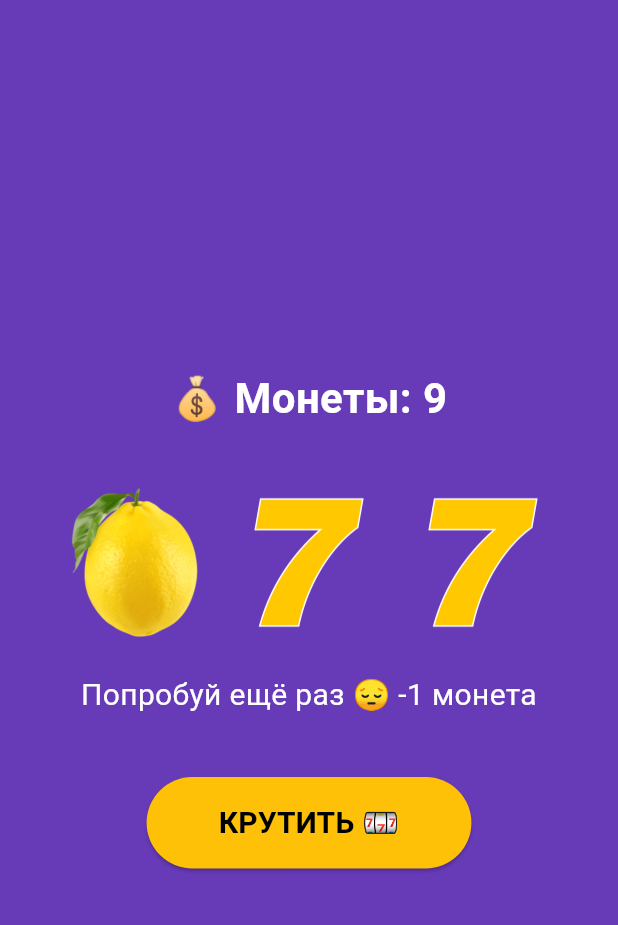
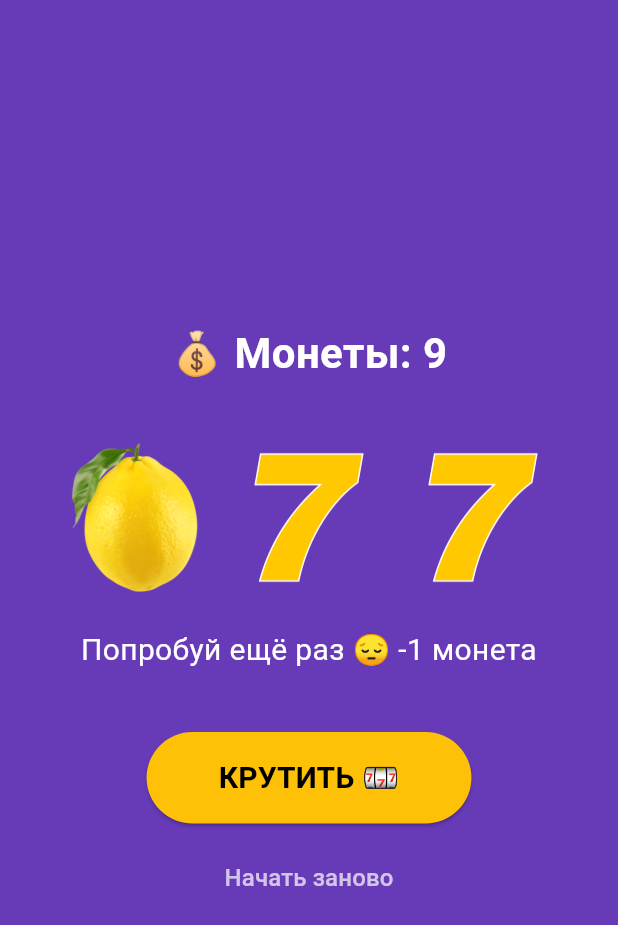
Before and after one commit to Fraay/Flutter_Lab9, a Flutter app: the screen it shows after launch, after a tap on "КРУТИТЬ 🎰", on a phone screen of 412 x 824 dp. Shown: the top 925 px of the screen. Run offline on Flutter 3.47's test engine with Material 3 defaults, Android fonts, the phone set to English and light mode, and no system bars.

Commit message:
Add coin protection, disabled button state and reset button

```diff
--- a/lib/slot_machine.dart
+++ b/lib/slot_machine.dart
@@ -19,7 +19,23 @@ class _SlotMachineState
   var _slot2 = _lemon;
   var _slot3 = _seven;
   var _message = '';
+  void _reset() {
+    setState(() {
+      _coins = 10;
+      _slot1 = _cherry;
+      _slot2 = _lemon;
+      _slot3 = _seven;
+      _message = '';
+    });
+  }
+
   void _spin() {
+        if (_coins <= 0) {
+      setState(() {
+        _message = 'Монеты закончились! 😢';
+      });
+      return;
+    }
     setState(() {
       _slot1 =
           _symbols[_random.nextInt(
@@ -38,8 +54,9 @@ class _SlotMachineState
         _message = 'Победа! 🎉 +3 монеты';
       } else {
         _coins -= 1;
-        _message =
-            'Попробуй ещё раз 😔 -1 монета';
+        _message = _coins == 0
+            ? 'Монеты закончились! 😢'
+            : 'Попробуй ещё раз 😔 -1 монета';
       }
     });
   }
@@ -94,7 +111,7 @@ class _SlotMachineState
         ),
         const SizedBox(height: 40),
         ElevatedButton(
-          onPressed: _spin,
+          onPressed: _coins > 0 ? _spin : null,
           style: ElevatedButton.styleFrom(
             backgroundColor: Colors.amber,
             padding: const EdgeInsets.symmetric(
@@ -111,6 +128,17 @@ class _SlotMachineState
             ),
           ),
         ),
+         const SizedBox(height: 12),
+        TextButton(
+          onPressed: _reset,
+          child: const Text(
+            'Начать заново',
+            style: TextStyle(
+              color: Colors.white70,
+              fontSize: 16,
+            ),
+          ),
+        ),
       ],
     );
   }
```
Also changed, not shown: img/step4_Afanasev.png (added).
